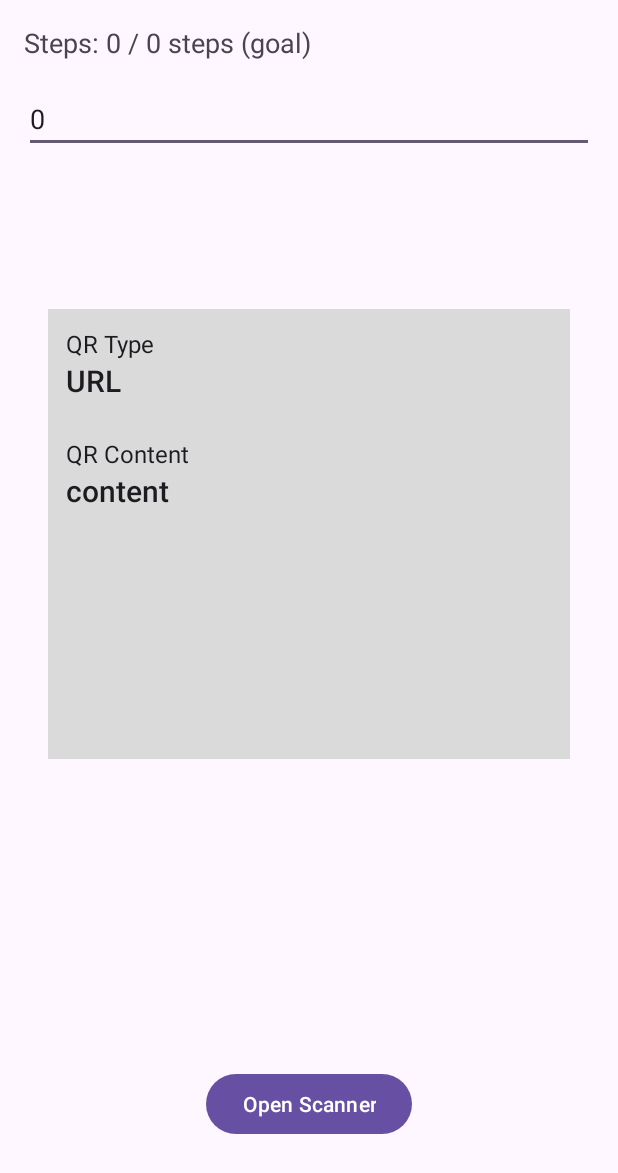
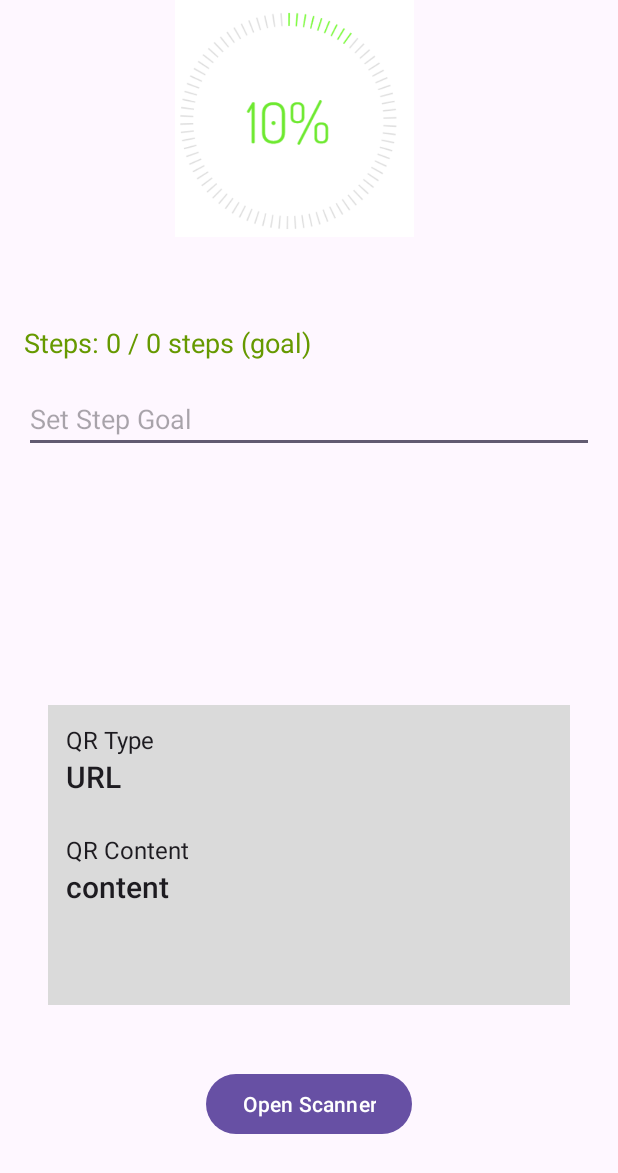
Before and after one commit to EduardoLousinha/CMEM_Trabalho2_Mestrado, an Android app: the screen it shows after launch (MainActivity), after a tap on "Continue", on a phone screen of 412 x 824 dp. Shown: the top 1173 px of the screen. Run offline under Robolectric (Android 15) with nearby library versions, the phone set to English and light mode, and no system bars; libraries missing offline, so code that uses them is left out: com.google.mlkit.vision.

Commit message:
Commit 7 - Final App

```diff
--- a/app/src/main/java/intro/android/goncalo_quesado/IntroductionActivity.kt
+++ b/app/src/main/java/intro/android/goncalo_quesado/IntroductionActivity.kt
@@ -10,11 +10,8 @@ class IntroductionActivity : AppCompatActivity() {
         super.onCreate(savedInstanceState)
         setContentView(R.layout.activity_introduction)
 
-        // Configurar a lógica para exibir as explicações
-        // Por exemplo, configurar um botão para continuar para a próxima tela
         val buttonContinue = findViewById<Button>(R.id.buttonContinue)
         buttonContinue.setOnClickListener {
-            // Abrir a próxima tela após clicar no botão
             openMainActivity()
         }
     }
@@ -22,6 +19,6 @@ class IntroductionActivity : AppCompatActivity() {
     private fun openMainActivity() {
         val intent = Intent(this, MainActivity::class.java)
         startActivity(intent)
-        finish() // Finalizar esta activity para não retornar à tela de introdução ao voltar
+        finish()
     }
 }
--- a/app/src/main/java/intro/android/goncalo_quesado/MainActivity.kt
+++ b/app/src/main/java/intro/android/goncalo_quesado/MainActivity.kt
@@ -19,11 +19,10 @@ import android.net.Uri
 import android.text.Editable
 import android.text.TextWatcher
 import android.util.Log
+import android.widget.ImageView
 import android.widget.TextView
 import androidx.core.app.ActivityCompat
-import java.text.SimpleDateFormat
-import java.util.Calendar
-import java.util.Locale
+
 
 class MainActivity : AppCompatActivity(), SensorEventListener {
 
@@ -38,7 +37,6 @@ class MainActivity : AppCompatActivity(), SensorEventListener {
     private lateinit var sharedPreferences: SharedPreferences
     private val stepCountKey = "step_count"
     private val stepGoalKey = "step_goal"
-    private val lastResetDateKey = "last_reset_date"
 
     private val activityRecognitionPermission = android.Manifest.permission.ACTIVITY_RECOGNITION
     private val permissionRequestCode = 100
@@ -56,19 +54,17 @@ class MainActivity : AppCompatActivity(), SensorEventListener {
         binding = ActivityMainBinding.inflate(layoutInflater)
         setContentView(binding.root)
 
-        // Initialize shared preferences
+        // Inicializar shared
         sharedPreferences = getSharedPreferences("step_tracker", Context.MODE_PRIVATE)
 
-        // Retrieve step count, step goal, and last reset date from shared preferences
+        // Vai buscar os valores guardados no shared
         stepCount = sharedPreferences.getInt(stepCountKey, 0)
         stepGoal = sharedPreferences.getInt(stepGoalKey, 0)
 
-        // Reset step count if it's a new day
-        resetStepCountIfNeeded()
 
-        // Update UI with current step count and step goal
+        // Update UI
         updateStepCount(stepCount)
-        binding.editTextStepGoal.setText(stepGoal.toString())
+
 
         // Botão para abrir o scanner
         binding.buttonOpenScanner.setOnClickListener {
@@ -101,8 +97,8 @@ class MainActivity : AppCompatActivity(), SensorEventListener {
                 val newGoal = s.toString().toIntOrNull()
                 if (newGoal != null) {
                     stepGoal = newGoal
-                    saveStepGoal(stepGoal) // Save the updated goal to shared preferences
-                    updateStepCount(stepCount) // Update UI with the new goal
+                    saveStepGoal(stepGoal) // salva o goal no shared
+                    updateStepGoalUI()
                 }
             }
         })
@@ -128,7 +124,7 @@ class MainActivity : AppCompatActivity(), SensorEventListener {
                     Barcode.TYPE_URL -> {
                         val url = barcode.url?.url
                         if (!url.isNullOrBlank()) {
-                            // Handle URL by opening it
+                            // Abrir o URL
                             openUrlInBrowser(url)
                             binding.textViewQrType.text = "URL"
                             binding.textViewQrContent.text = url
@@ -152,7 +148,7 @@ class MainActivity : AppCompatActivity(), SensorEventListener {
         // listener do sensor se permissão for concedida
         if (isPermissionGranted(activityRecognitionPermission)) {
             stepSensor?.let {
-                sensorManager.registerListener(this, it, SensorManager.SENSOR_DELAY_FASTEST)
+                sensorManager.registerListener(this, it, SensorManager.SENSOR_DELAY_NORMAL)
             }
         }
     }
@@ -165,7 +161,7 @@ class MainActivity : AppCompatActivity(), SensorEventListener {
 
     override fun onSensorChanged(event: SensorEvent?) {
         if (event?.sensor?.type == Sensor.TYPE_STEP_COUNTER) {
-            // Update step count immediately when a sensor event is received
+            // Update do Sensor
             val newStepCount = event.values[0].toInt()
             updateStepCount(newStepCount)
         }
@@ -189,10 +185,52 @@ class MainActivity : AppCompatActivity(), SensorEventListener {
     }
 
     private fun updateStepCount(steps: Int) {
-        // Update step count and progress towards goal
+        stepCount = steps
         val textViewStepCount = findViewById<TextView>(R.id.textViewStepCount)
-        textViewStepCount.text = "Steps: $steps / $stepGoal steps (goal)"
-        Log.d("MainActivity", "Step count updated: $steps")
+        textViewStepCount.text = "Steps: $stepCount / $stepGoal steps (goal)"
+
+
+
+        // Atualizar a cor do texto com base na meta
+        if (stepCount >= stepGoal) {
+            textViewStepCount.setTextColor(ContextCompat.getColor(this, android.R.color.holo_green_dark))
+        } else {
+            textViewStepCount.setTextColor(ContextCompat.getColor(this, android.R.color.black))
+        }
+    }
+
+    private fun updateStepGoalUI() {
+        val textViewStepCount = findViewById<TextView>(R.id.textViewStepCount)
+        textViewStepCount.text = "Steps: $stepCount / $stepGoal steps (goal)"
+
+        val progressPercentage = (stepCount.toFloat() / stepGoal.toFloat()) * 100
+        val imageViewGoalStatus = findViewById<ImageView>(R.id.imageViewGoalStatus)
+
+        when {
+            progressPercentage >= 100 -> {
+                imageViewGoalStatus.setImageResource(R.drawable.done)
+            }
+            progressPercentage >= 75 -> {
+                imageViewGoalStatus.setImageResource(R.drawable.far_75)
+            }
+            progressPercentage >= 50 -> {
+                imageViewGoalStatus.setImageResource(R.drawable.far_50)
+            }
+            progressPercentage >= 25 -> {
+                imageViewGoalStatus.setImageResource(R.drawable.far_25)
+            }
+            progressPercentage >= 0 -> {
+                imageViewGoalStatus.setImageResource(R.drawable.far)
+            }
+        }
+
+
+        // Atualizar a cor do texto com base na meta
+        if (stepCount >= stepGoal) {
+            textViewStepCount.setTextColor(ContextCompat.getColor(this, android.R.color.holo_green_dark))
+        } else {
+            textViewStepCount.setTextColor(ContextCompat.getColor(this, android.R.color.black))
+        }
     }
 
     override fun onRequestPermissionsResult(requestCode: Int, permissions: Array<out String>, grantResults: IntArray) {
@@ -212,36 +250,9 @@ class MainActivity : AppCompatActivity(), SensorEventListener {
             startActivity(intent)
         } catch (e: ActivityNotFoundException) {
             Log.e("MainActivity", "No activity found to handle URL intent")
-            // Handle case where no activity can handle the URL intent
-            // You can provide user feedback or fallback behavior here
         }
     }
 
-    private fun resetStepCountIfNeeded() {
-        val today = Calendar.getInstance()
-        val sdf = SimpleDateFormat("yyyy-MM-dd", Locale.getDefault())
-        val todayStr = sdf.format(today.time)
-
-        val lastResetDate = sharedPreferences.getString(lastResetDateKey, "")
-
-        if (lastResetDate != todayStr) {
-            // Reset step count for a new day
-            stepCount = 0
-            saveStepCount(stepCount)
-
-            // Update last reset date in shared preferences
-            with(sharedPreferences.edit()) {
-                putString(lastResetDateKey, todayStr)
-                apply()
-            }
-        }
-    }
-    private fun saveStepCount(count: Int) {
-        with(sharedPreferences.edit()) {
-            putInt(stepCountKey, count)
-            apply()
-        }
-    }
 
     private fun saveStepGoal(goal: Int) {
         with(sharedPreferences.edit()) {
--- a/app/src/main/res/layout/activity_main.xml
+++ b/app/src/main/res/layout/activity_main.xml
@@ -8,7 +8,7 @@
 
     <LinearLayout
         android:layout_width="match_parent"
-        android:layout_height="300dp"
+        android:layout_height="200dp"
         android:layout_marginStart="32dp"
         android:layout_marginTop="32dp"
         android:layout_marginEnd="32dp"
@@ -18,8 +18,10 @@
         android:padding="12dp"
         app:layout_constraintBottom_toTopOf="@+id/button_open_scanner"
         app:layout_constraintEnd_toEndOf="parent"
+        app:layout_constraintHorizontal_bias="0.0"
         app:layout_constraintStart_toStartOf="parent"
-        app:layout_constraintTop_toTopOf="parent">
+        app:layout_constraintTop_toTopOf="parent"
+        app:layout_constraintVertical_bias="0.977">
 
         <TextView
             style="@style/TextAppearance.AppCompat.Subhead"
@@ -51,22 +53,27 @@
 
     </LinearLayout>
 
+
+
     <LinearLayout
         android:id="@+id/step_count_layout"
         android:layout_width="match_parent"
         android:layout_height="wrap_content"
+        android:layout_marginTop="200dp"
         android:orientation="vertical"
         android:padding="16dp"
-        app:layout_constraintTop_toTopOf="parent"
+        app:layout_constraintEnd_toEndOf="parent"
+        app:layout_constraintHorizontal_bias="0.0"
         app:layout_constraintStart_toStartOf="parent"
-        app:layout_constraintEnd_toEndOf="parent">
+        app:layout_constraintTop_toTopOf="parent">
+
 
         <TextView
             android:id="@+id/textViewStepCount"
             android:layout_width="wrap_content"
             android:layout_height="wrap_content"
             android:text="Steps: 0"
-            android:textSize="18sp"/>
+            android:textSize="18sp" />
 
         <!-- EditText for Daily Step Goal -->
         <EditText
@@ -74,8 +81,9 @@
             android:layout_width="match_parent"
             android:layout_height="wrap_content"
             android:layout_marginTop="16dp"
-            android:hint="Set Daily Step Goal"
-            android:inputType="number"/>
+            android:hint="Set Step Goal"
+            android:inputType="number" />
+
     </LinearLayout>
 
     <Button
@@ -88,7 +96,16 @@
         app:layout_constraintEnd_toEndOf="parent"
         app:layout_constraintStart_toStartOf="parent" />
 
-
+    <ImageView
+        android:id="@+id/imageViewGoalStatus"
+        android:layout_width="186dp"
+        android:layout_height="158dp"
+        android:layout_marginTop="16dp"
+        android:src="@drawable/far"
+        app:layout_constraintEnd_toEndOf="parent"
+        app:layout_constraintHorizontal_bias="0.457"
+        app:layout_constraintStart_toStartOf="parent"
+        tools:ignore="MissingConstraints" />
 
 
 </androidx.constraintlayout.widget.ConstraintLayout>
```
Also changed, not shown: app/src/main/res/drawable/done.png (added), app/src/main/res/drawable/far.png (added), app/src/main/res/drawable/far_25.png (added), app/src/main/res/drawable/far_50.png (added), app/src/main/res/drawable/far_75.png (added).
